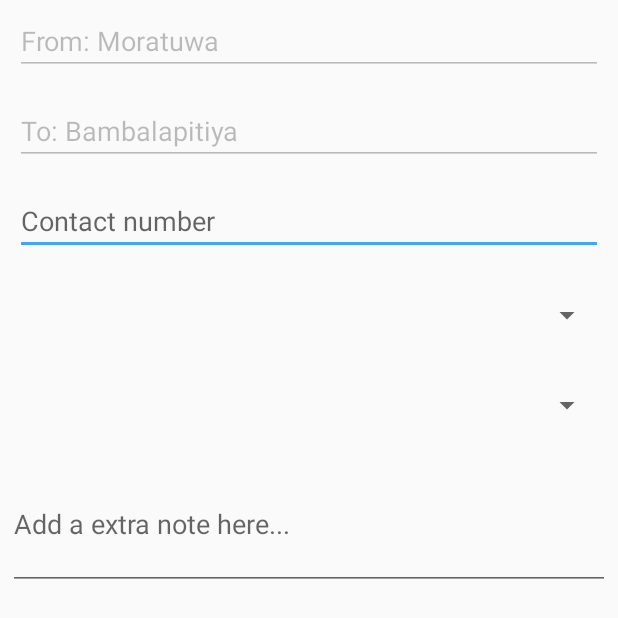
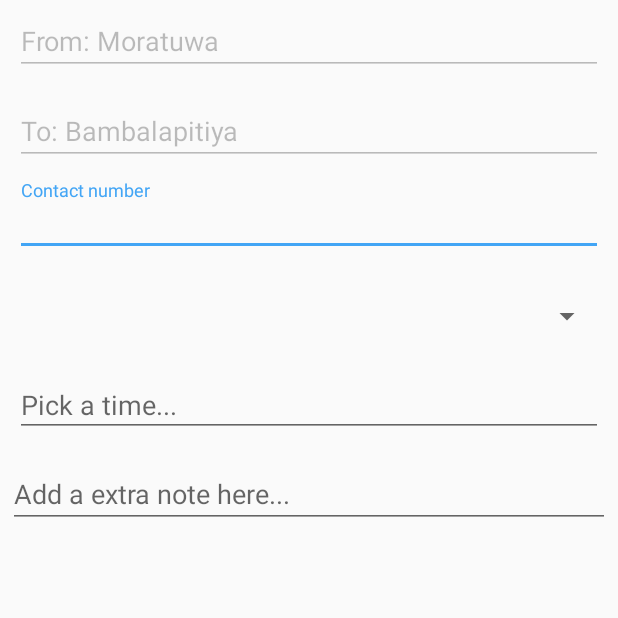
Before and after one commit to dulajra/TaxiMasterCustomer, an Android app: the layout inflater_alert_dialog_place_order.xml on its own in the app's theme, with its tools: preview values and no code run, on a phone screen of 412 x 824 dp. Shown: the top 618 px of the screen. Run offline under Robolectric (Android 15) with nearby library versions, the phone set to English and light mode, and no system bars.

Commit message:
NewOrder dialog finsihed with validation

```diff
--- a/app/src/main/java/com/innocept/taximastercustomer/model/network/Communicator.java
+++ b/app/src/main/java/com/innocept/taximastercustomer/model/network/Communicator.java
@@ -29,7 +29,7 @@ public class Communicator{
 
     private final String DEBUG_TAG = Communicator.class.getSimpleName();
 
-    private final String URL_ROOT = "http://bf72cbf6.ngrok.io";
+    private final String URL_ROOT = "http://7b957e6a.ngrok.io";
     private final String URL_GET_AVAILABLE_TAXIS = URL_ROOT + "/customer/taxis";
     private final String URL_PLACE_ORDER = URL_ROOT + "/customer/order/new";
     private final String URL_GET_DRIVER_UPDATE = URL_ROOT + "/customer/get/driverUpdate";
@@ -74,9 +74,10 @@ public class Communicator{
         values.put("driverId", order.getDriver().getId());
         values.put("oneSignalUserId", ApplicationPreferences.getOneSignalUserId());
 
-        SimpleDateFormat sdf = new SimpleDateFormat("yyyy-MM-dd hh:mm");
+        SimpleDateFormat sdf = new SimpleDateFormat("yyyy-MM-dd HH:mm");
         String time = sdf.format(order.getTime());
         values.put("time", time);
+        Log.i(DEBUG_TAG, time + " >>>>>>>>>>>>");
 
         String response = HTTPHandler.sendGET(URL_PLACE_ORDER, values);
 
--- a/app/src/main/res/layout/inflater_alert_dialog_place_order.xml
+++ b/app/src/main/res/layout/inflater_alert_dialog_place_order.xml
@@ -1,7 +1,11 @@
 <?xml version="1.0" encoding="utf-8"?>
-<LinearLayout xmlns:android="http://schemas.android.com/apk/res/android"
+<ScrollView xmlns:android="http://schemas.android.com/apk/res/android"
     android:layout_width="match_parent"
-    android:layout_height="match_parent"
+    android:layout_height="wrap_content">
+
+    <LinearLayout
+        android:layout_width="match_parent"
+        android:layout_height="wrap_content"
         android:orientation="vertical">
 
         <EditText
@@ -17,20 +21,42 @@
             android:enabled="false"
             android:text="To: Bambalapitiya" />
 
+        <android.support.design.widget.TextInputLayout
+            android:id="@+id/input_layout_contact"
+            android:layout_width="match_parent"
+            android:layout_height="wrap_content">
+
             <EditText
                 android:id="@+id/text_contact"
                 style="@style/PlaceOrderDialogViewItem"
-        android:hint="Contact number" />
+                android:hint="Contact number"
+                android:inputType="phone" />
+
+        </android.support.design.widget.TextInputLayout>
 
         <Spinner
             android:id="@+id/spinner_date"
             style="@style/PlaceOrderDialogViewItem"
-        android:spinnerMode="dropdown"/>
+            android:spinnerMode="dropdown" />
 
-    <Spinner
-        android:id="@+id/spinner_time"
+        <android.support.design.widget.TextInputLayout
+            android:id="@+id/input_layout_time"
+            android:layout_width="match_parent"
+            android:layout_height="wrap_content">
+
+            <EditText
+                android:id="@+id/edit_time"
                 style="@style/PlaceOrderDialogViewItem"
-        android:spinnerMode="dropdown"/>
+                android:clickable="true"
+                android:focusable="false"
+                android:hint="Pick a time..."
+                android:inputType="time" />
+        </android.support.design.widget.TextInputLayout>
+
+        <!--<Spinner-->
+        <!--android:id="@+id/spinner_time"-->
+        <!--style="@style/PlaceOrderDialogViewItem"-->
+        <!--android:spinnerMode="dropdown"/>-->
 
         <EditText
             android:id="@+id/text_note"
@@ -38,8 +64,10 @@
             android:layout_height="wrap_content"
             android:layout_margin="5dp"
             android:hint="Add a extra note here..."
+            android:inputType="text"
             android:lines="3"
             android:maxLines="3" />
 
 
     </LinearLayout>
+</ScrollView>
```
Also changed, not shown: app/src/main/java/com/innocept/taximastercustomer/model/foundation/Taxi.java (+10 -0 lines), app/src/main/java/com/innocept/taximastercustomer/ui/adapters/TaxiListAdapter.java (+101 -31 lines). Lines whose indentation alone changed are shown as unchanged.
